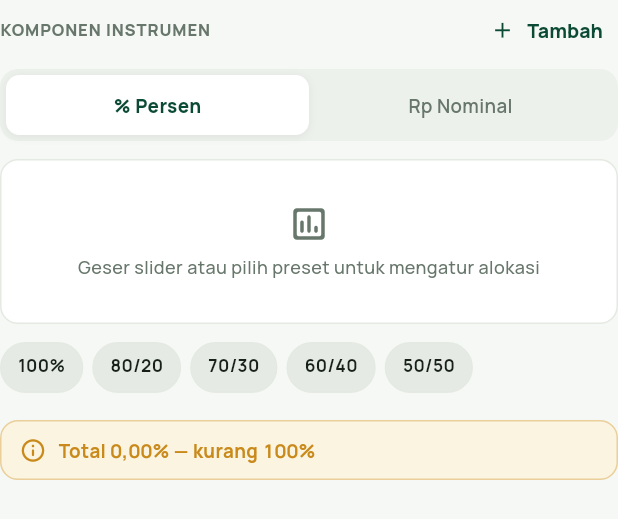
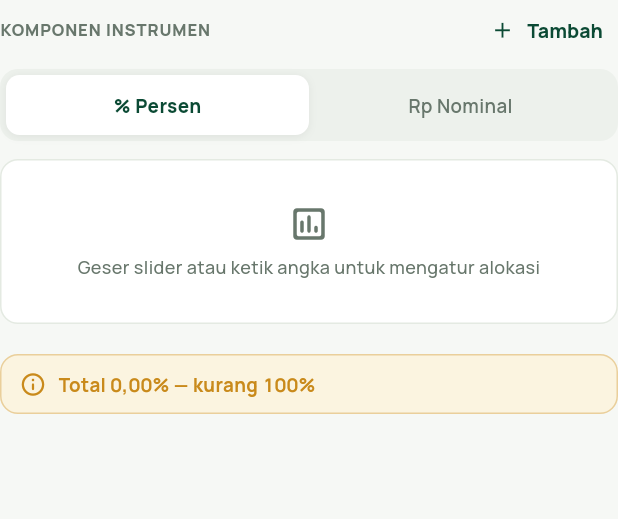
Before and after one commit to Dzakiamriz22/Planora, a Flutter app: the ComponentAllocationEditor widget shown alone on an empty page, opened directly with empty values, on a phone screen of 412 x 824 dp. Shown: the top 519 px of the screen. Run offline on Flutter 3.47's test engine with Material 3 defaults, Android fonts, the phone set to English and light mode, and no system bars; our stand-ins replace drift, file_picker, fl_chart, flutter_riverpod, go_router, material_ui and 1 more; accounts and stored records are empty; generated files the repository leaves out were written again.

Commit message:
fix(ui): hapus chip preset alokasi komponen agar input penuh manual dan perbaiki sinkronisasi slider

```diff
--- a/lib/widgets/component_allocation_editor.dart
+++ b/lib/widgets/component_allocation_editor.dart
@@ -114,13 +114,17 @@ class _ComponentAllocationEditorState extends State<ComponentAllocationEditor> {
     return r.toStringAsFixed(2);
   }
 
-  void _syncControllersFromRows({String? skipKey}) {
-    final validKeys = widget.rows.map((e) => e.key).toSet();
+  void _syncControllersFromRows({
+    List<EditableComponentRow>? rows,
+    String? skipKey,
+  }) {
+    final source = rows ?? widget.rows;
+    final validKeys = source.map((e) => e.key).toSet();
     final stale = _controllers.keys.where((k) => !validKeys.contains(k)).toList();
     for (final k in stale) {
       _controllers.remove(k)?.dispose();
     }
-    for (final r in widget.rows) {
+    for (final r in source) {
       final ctrl = _controllers.putIfAbsent(
         r.key,
         () => TextEditingController(text: _formatControllerText(r)),
@@ -138,8 +142,8 @@ class _ComponentAllocationEditorState extends State<ComponentAllocationEditor> {
   }
 
   void _emit(List<EditableComponentRow> next, {String? skipControllerKey}) {
+    _syncControllersFromRows(rows: next, skipKey: skipControllerKey);
     widget.onRowsChanged(next);
-    _syncControllersFromRows(skipKey: skipControllerKey);
   }
 
   void _updateRowPercent(
@@ -171,30 +175,6 @@ class _ComponentAllocationEditorState extends State<ComponentAllocationEditor> {
       lastEditedKey: _lastEditedKey,
     );
     final map = {for (final b in balanced) b.key: b.targetPercent};
-    final next = widget.rows
-        .map((r) => r.copyWith(targetPercent: map[r.key] ?? r.targetPercent))
-        .toList();
-    _emit(next);
-  }
-
-  void _applyPreset(double primaryPercent) {
-    if (widget.rows.isEmpty) return;
-    final items = widget.rows
-        .map(
-          (r) => ComponentPercentItem(
-            key: r.key,
-            instrumentType: r.instrumentType,
-            targetPercent: r.targetPercent,
-            actualAmount: r.actualAmount,
-          ),
-        )
-        .toList();
-    final applied = PlanoraV22Calc.applyQuickPreset(
-      items,
-      primaryPercent: primaryPercent,
-      activeKey: _lastEditedKey ?? widget.rows.first.key,
-    );
-    final map = {for (final a in applied) a.key: a.targetPercent};
     final next = widget.rows
         .map((r) => r.copyWith(targetPercent: map[r.key] ?? r.targetPercent))
         .toList();
@@ -462,23 +442,10 @@ class _ComponentAllocationEditorState extends State<ComponentAllocationEditor> {
           centerLabel: 'Target',
           centerValue: PlanoraV22Calc.formatPercent(totalPct),
           mini: true,
-          emptyMessage: 'Geser slider atau pilih preset untuk mengatur alokasi',
+          emptyMessage: 'Geser slider atau ketik angka untuk mengatur alokasi',
         ),
 
         const SizedBox(height: 12),
-
-        Wrap(
-          spacing: 6,
-          runSpacing: 6,
-          children: [
-            _QuickPresetChip(label: '100%', onTap: () => _applyPreset(100)),
-            _QuickPresetChip(label: '80/20', onTap: () => _applyPreset(80)),
-            _QuickPresetChip(label: '70/30', onTap: () => _applyPreset(70)),
-            _QuickPresetChip(label: '60/40', onTap: () => _applyPreset(60)),
-            _QuickPresetChip(label: '50/50', onTap: () => _applyPreset(50)),
-          ],
-        ),
-        const SizedBox(height: 10),
 
         for (final row in widget.rows) _buildRow(context, row, isDark),
 
@@ -745,36 +712,3 @@ class _ModeToggleChip extends StatelessWidget {
     );
   }
 }
-
-class _QuickPresetChip extends StatelessWidget {
-  const _QuickPresetChip({required this.label, required this.onTap});
-
-  final String label;
-  final VoidCallback onTap;
-
-  @override
-  Widget build(BuildContext context) {
-    final cs = Theme.of(context).colorScheme;
-    return InkWell(
-      onTap: onTap,
-      borderRadius: BorderRadius.circular(999),
-      child: Container(
-        constraints: const BoxConstraints(minHeight: 34),
-        padding: const EdgeInsets.symmetric(horizontal: 11, vertical: 6),
-        decoration: BoxDecoration(
-          color: cs.surfaceContainerHighest.withValues(alpha: 0.7),
-          borderRadius: BorderRadius.circular(999),
-          border: Border.all(color: cs.outlineVariant),
-        ),
-        child: Text(
-          label,
-          style: AppTheme.manrope(
-            size: 11.5,
-            weight: FontWeight.w700,
-            color: cs.onSurface,
-          ),
-        ),
-      ),
-    );
-  }
-}
```
Also changed, not shown: 1 other file.
